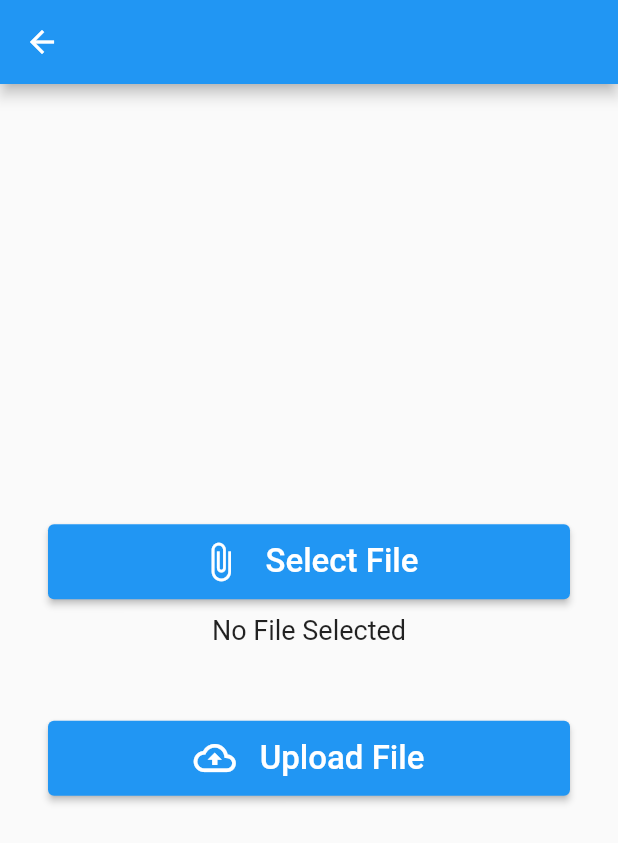
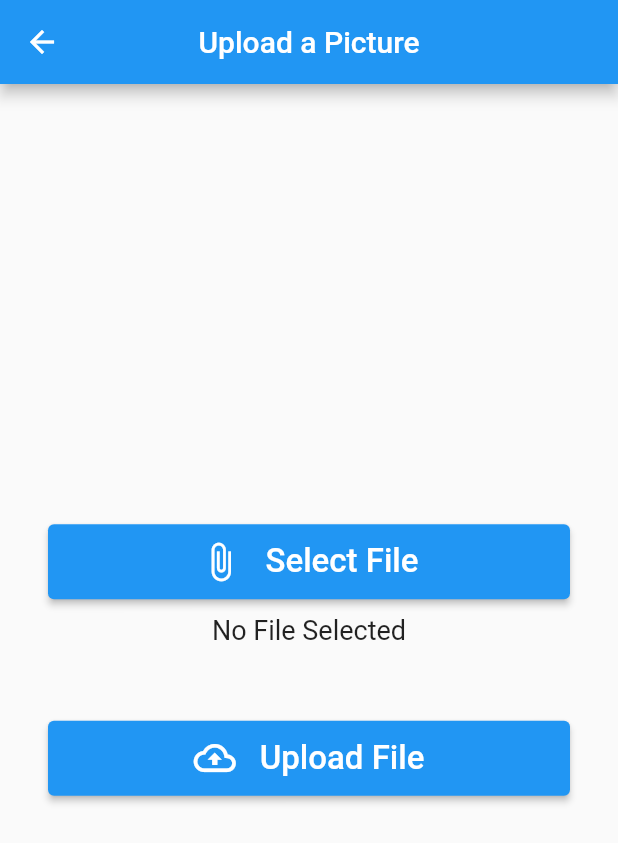
Before and after one commit to aetham/Flutter-Gallery, a Flutter app: the UploadPage screen opened directly, on a phone screen of 412 x 824 dp. Shown: the top 843 px of the screen. Run offline on Flutter 3.47's test engine with Material 2 defaults, Android fonts, the phone set to English and light mode, and no system bars; our stand-ins replace file_picker, firebase_core, firebase_storage; accounts and stored records are empty.

Commit message:
Added title

```diff
--- a/lib/UploadPage.dart
+++ b/lib/UploadPage.dart
@@ -36,6 +36,7 @@ class _UploadPageState extends State<UploadPage> {
     final fileName = file != null ? basename(file!.path) : 'No File Selected';
     return Scaffold(
       appBar: AppBar(
+        title: Text('Upload a Picture'),
         centerTitle: true,
       ),
       body: Container(
```
